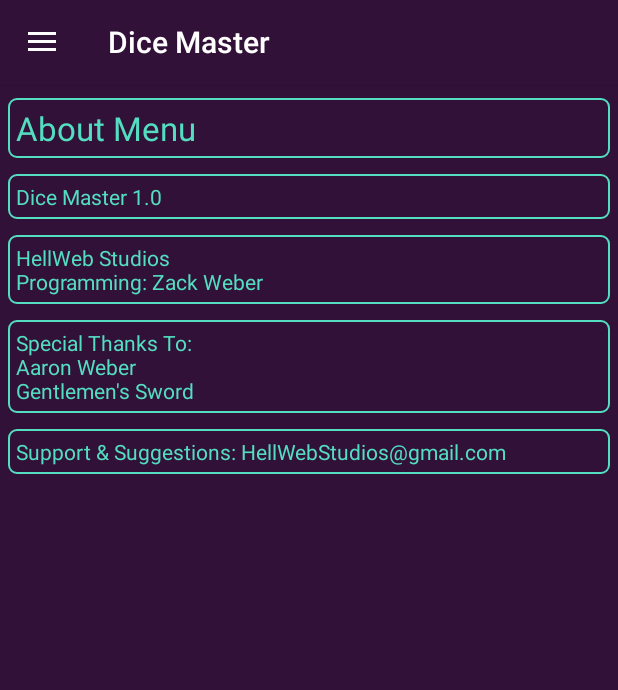
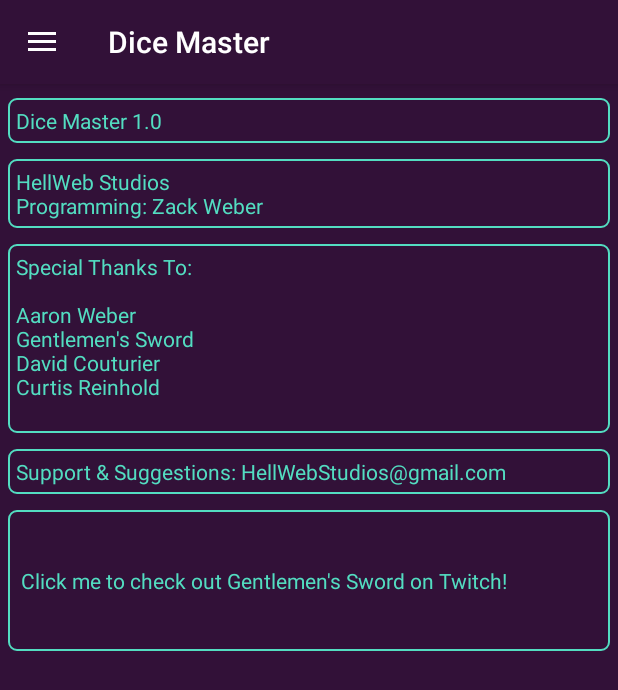
Before and after one commit to zweber11/DiceMaster, an Android app: the screen it shows after launch (MainActivity), after a tap on "About", on a phone screen of 412 x 824 dp. Shown: the top 690 px of the screen. Run offline under Robolectric (Android 15) with nearby library versions, the phone set to English and light mode, and no system bars.

Commit message:
-Gold build! (Fingers crossed...)  -Updated the Help buttons, linking this event to a Google Doc.  -Updated About page.  -Added GMS logo and Twitch link to the menu drawer.

```diff
--- a/app/src/main/java/com/hellwebstudios/zweber/dd/Fragments/AboutFragment.java
+++ b/app/src/main/java/com/hellwebstudios/zweber/dd/Fragments/AboutFragment.java
@@ -34,18 +34,17 @@ public class AboutFragment extends Fragment {
     @Override
     public void onActivityCreated(Bundle savedInstanceState) {
         super.onActivityCreated(savedInstanceState);
-//        db = new DataHelper(getActivity());
 
-        TextView txtThanks = (TextView) getView().findViewById(R.id.txtThanks);
+        TextView txtGMS = (TextView) getView().findViewById(R.id.txtGMS);
 
-        txtThanks.setOnClickListener(new View.OnClickListener() {
+        txtGMS.setOnClickListener(new View.OnClickListener() {
             @Override
             public void onClick(View v) {
 
                 Intent webLink = new Intent(Intent.ACTION_VIEW);
                 webLink.setData(Uri.parse("https://www.twitch.tv/gentlemenssword"));
                 startActivity(webLink);
-//                https://www.twitch.tv/gentlemenssword
+                //https://www.twitch.tv/gentlemenssword
 
             }
         });
--- a/app/src/main/res/drawable/ic_help.xml
+++ b/app/src/main/res/drawable/ic_help.xml
@@ -4,6 +4,6 @@
         android:viewportWidth="24.0"
         android:viewportHeight="24.0">
     <path
-        android:fillColor="#FFFC68"
+        android:fillColor="#53DDC1"
         android:pathData="M12,2C6.48,2 2,6.48 2,12s4.48,10 10,10 10,-4.48 10,-10S17.52,2 12,2zm1,17h-2v-2h2v2zm2.07,-7.75l-0.9,0.92C13.45,12.9 13,13.5 13,15h-2v-0.5c0,-1.1 0.45,-2.1 1.17,-2.83l1.24,-1.26c0.37,-0.36 0.59,-0.86 0.59,-1.41 0,-1.1 -0.9,-2 -2,-2s-2,0.9 -2,2H8c0,-2.21 1.79,-4 4,-4s4,1.79 4,4c0,0.88 -0.36,1.68 -0.93,2.25z"/>
 </vector>
--- a/app/src/main/res/layout/fragment_about.xml
+++ b/app/src/main/res/layout/fragment_about.xml
@@ -12,17 +12,6 @@
         android:orientation="vertical"
         android:layout_width="match_parent"
         android:layout_height="wrap_content">
-
-
-        <TextView
-            android:layout_width="match_parent"
-            android:layout_height="wrap_content"
-            android:text="About Menu"
-            android:textColor="@color/color5"
-            android:textAppearance="?android:attr/textAppearanceLarge"
-            android:background="@drawable/background"
-            android:layout_margin="5dp"
-            android:padding="5dp" />
 
         <TextView
             android:layout_width="match_parent"
@@ -43,7 +32,7 @@
         <TextView
             android:layout_width="match_parent"
             android:layout_height="wrap_content"
-            android:text="Special Thanks To: \nAaron Weber \nGentlemen's Sword"
+            android:text="Special Thanks To: \n\nAaron Weber \nGentlemen's Sword \nDavid Couturier \nCurtis Reinhold \n"
             android:textColor="@color/color5"
             android:background="@drawable/background"
             android:layout_margin="5dp"
@@ -57,5 +46,14 @@
             android:background="@drawable/background"
             android:layout_margin="5dp"
             android:padding="5dp" />
+        <TextView
+            android:layout_width="match_parent"
+            android:layout_height="wrap_content"
+            android:text="\n\n Click me to check out Gentlemen's Sword on Twitch! \n\n"
+            android:textColor="@color/color5"
+            android:background="@drawable/background"
+            android:layout_margin="5dp"
+            android:padding="5dp"
+            android:id="@+id/txtGMS"/>
     </LinearLayout>
 </FrameLayout>
--- a/app/src/main/res/menu/activity_main_drawer.xml
+++ b/app/src/main/res/menu/activity_main_drawer.xml
@@ -46,6 +46,10 @@
             android:id="@+id/nav_other_apps"
             android:icon="@mipmap/playstore_icon"
             android:title="Other HellWeb Studios Apps!" />
+        <item
+            android:id="@+id/nav_gms_twitch"
+            android:icon="@mipmap/gms"
+            android:title="Gentlemen's Sword on Twitch!" />
     </group>
 
     <!--<item android:title="More">-->
```
Also changed, not shown: app/src/main/java/com/hellwebstudios/zweber/dd/Fragments/DashboardFragment.java (+6 -5 lines), app/src/main/java/com/hellwebstudios/zweber/dd/MainActivity.java (+12 -5 lines), app/src/main/res/layout/fragment_dashboard.xml (+6 -6 lines), app/src/main/res/mipmap-hdpi/gms.png (added), app/src/main/res/mipmap-mdpi/gms.png (added), app/src/main/res/mipmap-xhdpi/gms.png (added), app/src/main/res/mipmap-xxhdpi/gms.png (added), app/src/main/res/mipmap-xxxhdpi/gms.png (added).
